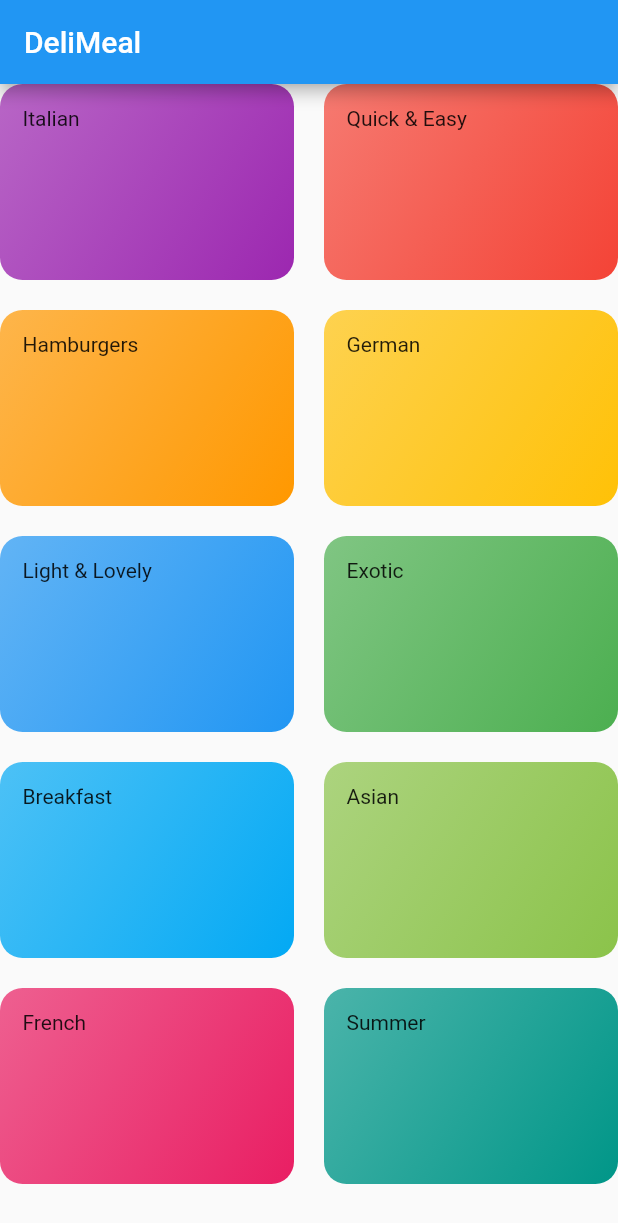
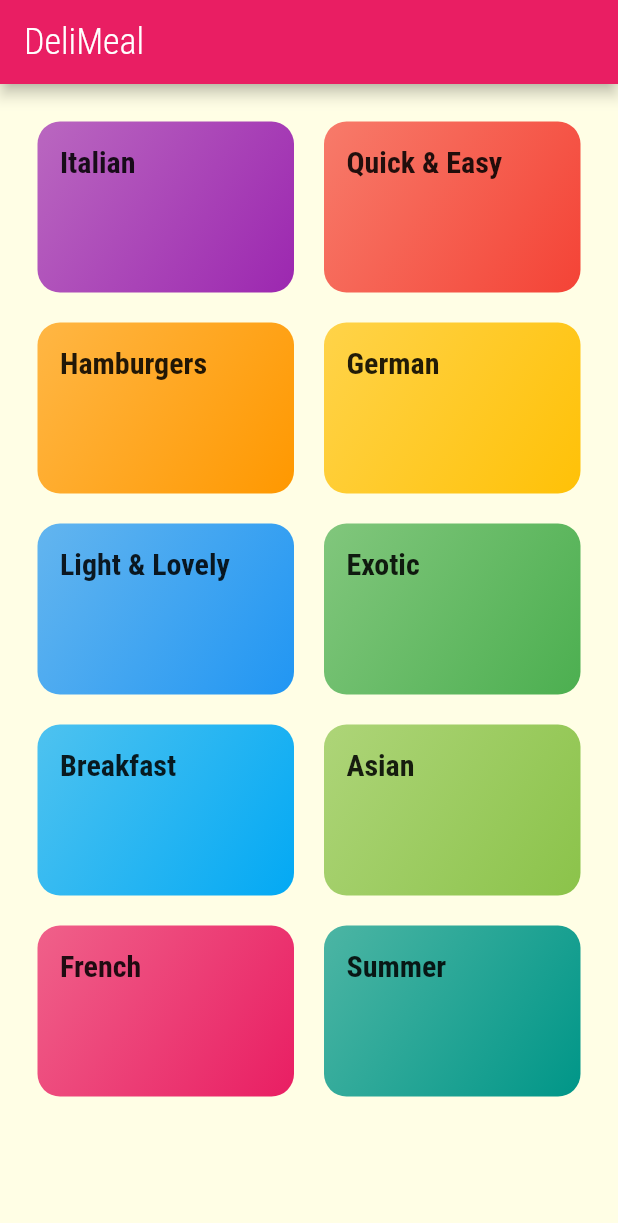
Before and after one commit to Kcruz24/meals-app-flutter, a Flutter app: the screen it shows after launch, on a phone screen of 412 x 824 dp. Shown: the top 1223 px of the screen. Run offline on Flutter 3.47's test engine with Material 2 defaults, Android fonts, the phone set to English and light mode, and no system bars.

Commit message:
[161] Styling & Theming

```diff
--- a/lib/categories_screen.dart
+++ b/lib/categories_screen.dart
@@ -11,6 +11,7 @@ class CategoriesScreen extends StatelessWidget {
         title: const Text('DeliMeal'),
       ),
       body: GridView(
+        padding: const EdgeInsets.all(25),
         children: DUMMY_CATEGORIES
             .map((catData) => CategoryItem(
                   catData.title,
--- a/lib/category_item.dart
+++ b/lib/category_item.dart
@@ -10,7 +10,10 @@ class CategoryItem extends StatelessWidget {
   Widget build(BuildContext context) {
     return Container(
       padding: const EdgeInsets.all(15),
-      child: Text(_title),
+      child: Text(
+        _title,
+        style: Theme.of(context).textTheme.headline6,
+      ),
       decoration: BoxDecoration(
         gradient: LinearGradient(
           colors: [_color.withOpacity(.7), _color],
--- a/lib/main.dart
+++ b/lib/main.dart
@@ -10,7 +10,30 @@ class MyApp extends StatelessWidget {
     return MaterialApp(
       title: 'DeliMeals',
       theme: ThemeData(
-        primarySwatch: Colors.blue,
+        primarySwatch: Colors.pink,
+        accentColor: Colors.amber,
+        canvasColor: Color.fromRGBO(255, 254, 229, 1),
+        fontFamily: 'Raleway',
+        textTheme: ThemeData.light().textTheme.copyWith(
+              bodyText1: TextStyle(
+                color: Color.fromRGBO(20, 51, 51, 1),
+              ),
+              bodyText2: TextStyle(
+                color: Color.fromRGBO(20, 51, 51, 1),
+              ),
+              headline6: TextStyle(
+                fontSize: 20,
+                fontFamily: 'RobotoCondensed',
+                fontWeight: FontWeight.bold,
+              ),
+            ),
+        appBarTheme: AppBarTheme(
+          titleTextStyle: TextStyle(
+            fontFamily: 'RobotoCondensed',
+            fontSize: 24,
+            fontWeight: FontWeight.w300,
+          ),
+        ),
       ),
       home: CategoriesScreen(),
     );
```
